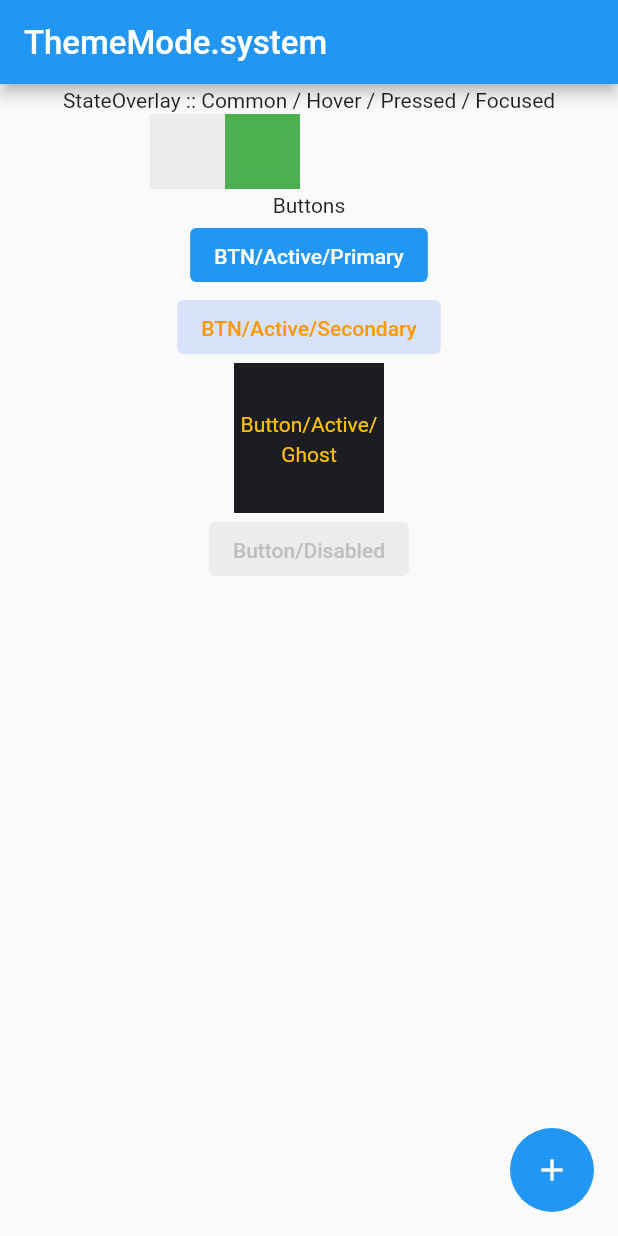
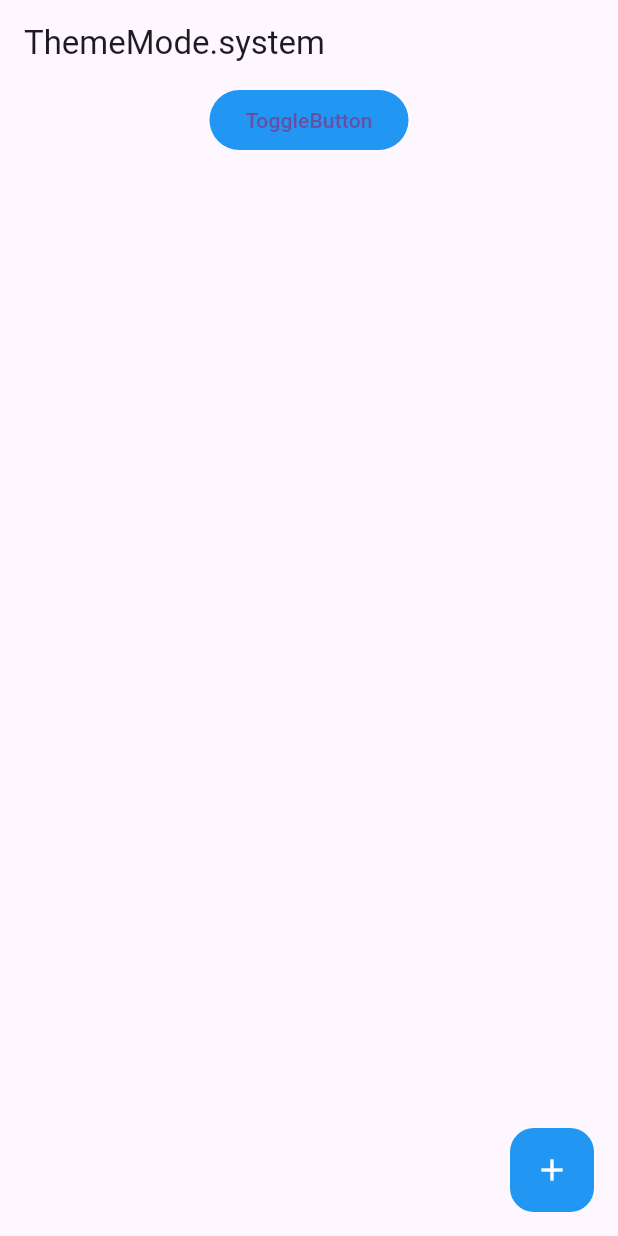
Before and after one commit to Quantit-Github/qui_flutter, a Flutter app: the screen it shows after launch, on a phone screen of 412 x 824 dp. Run offline on Flutter 3.47's test engine with Material 2 defaults, Android fonts, the phone set to English and light mode, and no system bars; our stand-ins replace shared_preferences; Roboto replaces fonts that are missing (Pretendard).

Commit message:
PQ-46 토글 컴포넌트 렌더링 함수 구현

```diff
--- a/example/lib/main.dart
+++ b/example/lib/main.dart
@@ -1,3 +1,4 @@
+import 'package:example/pages/toggle/toggle_page.dart';
 import 'package:flutter/material.dart';
 import 'package:qui_flutter/core/qui_theme.dart';
 import 'package:qui_flutter/style/base_color/primary_color.dart';
@@ -76,110 +77,113 @@ class _MyHomePageState extends State<MyHomePage> {
           child: Column(
             mainAxisAlignment: MainAxisAlignment.center,
             children: <Widget>[
-              const Text("StateOverlay :: Common / Hover / Pressed / Focused"),
-              Row(
-                children: [
-                  Container(
-                    width: 50,
-                    height: 50,
-                    color: QuiTheme.of(context).colorTokens.stateOverlay.common,
-                  ),
-                  Container(
-                    width: 50,
-                    height: 50,
-                    color: QuiTheme.of(context).colorTokens.stateOverlay.hover,
-                  ),
-                  Container(
-                    width: 50,
-                    height: 50,
-                    color:
-                        QuiTheme.of(context).colorTokens.stateOverlay.pressed,
-                  ),
-                  Container(
-                    width: 50,
-                    height: 50,
-                    color:
-                        QuiTheme.of(context).colorTokens.stateOverlay.focused,
-                  )
-                ],
-              ),
-              const Text("Buttons"),
               ElevatedButton(
-                onPressed: () {},
-                style: ElevatedButton.styleFrom(
-                  backgroundColor: QuiTheme.of(context)
-                      .colorTokens
-                      .buttonTokens
-                      .activePrimary
-                      .container,
-                ),
-                child: Text(
-                  "BTN/Active/Primary",
-                  style: TextStyle(
-                    color: QuiTheme.of(context)
-                        .colorTokens
-                        .buttonTokens
-                        .activePrimary
-                        .elements,
+                onPressed: () => Navigator.push(
+                  context,
+                  MaterialPageRoute(
+                    builder: (context) => const TogglePage(),
                   ),
                 ),
+                child: const Text("ToggleButton"),
               ),
-              ElevatedButton(
-                onPressed: () {},
-                style: ElevatedButton.styleFrom(
-                  backgroundColor: QuiTheme.of(context)
-                      .colorTokens
-                      .buttonTokens
-                      .activeSecondary
-                      .container,
-                ),
-                child: Text(
-                  "BTN/Active/Secondary",
-                  style: TextStyle(
-                    color: QuiTheme.of(context)
-                        .colorTokens
-                        .buttonTokens
-                        .activeSecondary
-                        .elements,
-                  ),
-                ),
-              ),
-              Container(
-                width: 100,
-                height: 100,
-                alignment: Alignment.center,
-                color: QuiTheme.of(context)
-                    .colorTokens
-                    .buttonTokens
-                    .activeGhost
-                    .elements,
-                child: const Text(
-                  "Button/Active/Ghost",
-                  textAlign: TextAlign.center,
-                  style: TextStyle(color: Colors.amber),
-                ),
-              ),
-              ElevatedButton(
-                onPressed: null,
-                style: ElevatedButton.styleFrom(
-                  backgroundColor: QuiTheme.of(context)
-                      .colorTokens
-                      .buttonTokens
-                      .activeDisabled
-                      .container,
-                ),
-                child: Text(
-                  "Button/Disabled",
-                  textAlign: TextAlign.center,
-                  style: TextStyle(
-                    color: QuiTheme.of(context)
-                        .colorTokens
-                        .buttonTokens
-                        .activeDisabled
-                        .elements,
-                  ),
-                ),
-              ),
+
+              // const Text("StateOverlay :: Common / Hover / Pressed / Focused"),
+              // Row(
+              //   children: [
+              //     Container(
+              //       width: 50,
+              //       height: 50,
+              //       color: QuiTheme.of(context).colorPalette.primary.s100,
+              //     ),
+              //     Container(
+              //       width: 50,
+              //       height: 50,
+              //       color: QuiTheme.of(context).darkColorPalette.primary.s100,
+              //     ),
+              //     Container(
+              //       width: 50,
+              //       height: 50,
+              //       color: QuiTheme.of(context).lightColorPalette.primary.s100,
+              //     ),
+              //   ],
+              // ),
+              // const Text("Buttons"),
+              // ElevatedButton(
+              //   onPressed: () {},
+              //   style: ElevatedButton.styleFrom(
+              //     backgroundColor: QuiTheme.of(context)
+              //         .colorTokens
+              //         .buttonTokens
+              //         .activePrimary
+              //         .container,
+              //   ),
+              //   child: Text(
+              //     "BTN/Active/Primary",
+              //     style: TextStyle(
+              //       color: QuiTheme.of(context)
+              //           .colorTokens
+              //           .buttonTokens
+              //           .activePrimary
+              //           .elements,
+              //     ),
+              //   ),
+              // ),
+              // ElevatedButton(
+              //   onPressed: () {},
+              //   style: ElevatedButton.styleFrom(
+              //     backgroundColor: QuiTheme.of(context)
+              //         .colorTokens
+              //         .buttonTokens
+              //         .activeSecondary
+              //         .container,
+              //   ),
+              //   child: Text(
+              //     "BTN/Active/Secondary",
+              //     style: TextStyle(
+              //       color: QuiTheme.of(context)
+              //           .colorTokens
+              //           .buttonTokens
+              //           .activeSecondary
+              //           .elements,
+              //     ),
+              //   ),
+              // ),
+              // Container(
+              //   width: 100,
+              //   height: 100,
+              //   alignment: Alignment.center,
+              //   color: QuiTheme.of(context)
+              //       .colorTokens
+              //       .buttonTokens
+              //       .activeGhost
+              //       .elements,
+              //   child: const Text(
+              //     "Button/Active/Ghost",
+              //     textAlign: TextAlign.center,
+              //     style: TextStyle(color: Colors.amber),
+              //   ),
+              // ),
+              // ElevatedButton(
+              //   onPressed: null,
+              //   style: ElevatedButton.styleFrom(
+              //     backgroundColor: QuiTheme.of(context)
+              //         .colorTokens
+              //         .buttonTokens
+              //         .activeDisabled
+              //         .container,
+              //   ),
+              //   child: Text(
+              //     "Button/Disabled",
+              //     textAlign: TextAlign.center,
+              //     style: TextStyle(
+              //       color: QuiTheme.of(context)
+              //           .colorTokens
+              //           .buttonTokens
+              //           .activeDisabled
+              //           .elements,
+              //     ),
+              //   ),
+              // ),
             ],
           ),
         ),
--- a/lib/style/theme.dart
+++ b/lib/style/theme.dart
@@ -12,6 +12,7 @@ class QuiColorTheme {
   /// 앱 전반에 적용 되는 값.
   /// 각 컴포넌트에 맞는 색상을 직접 컴포넌트에서 지정해야함.
   ThemeData get light => ThemeData(
+        useMaterial3: true,
         brightness: Brightness.light,
         splashColor: Colors.transparent,
         fontFamily: fontFamily,
@@ -38,6 +39,7 @@ class QuiColorTheme {
       );
 
   ThemeData get dark => ThemeData(
+        useMaterial3: true,
         brightness: Brightness.light,
         primaryColor: colorPalette.primary.s50,
         splashColor: Colors.transparent,
```
Also changed, not shown: example/lib/pages/toggle/toggle_page.dart (added, +44 -0 lines), lib/components/toggle/toggle.dart (added, +80 -0 lines), 3 other files.
